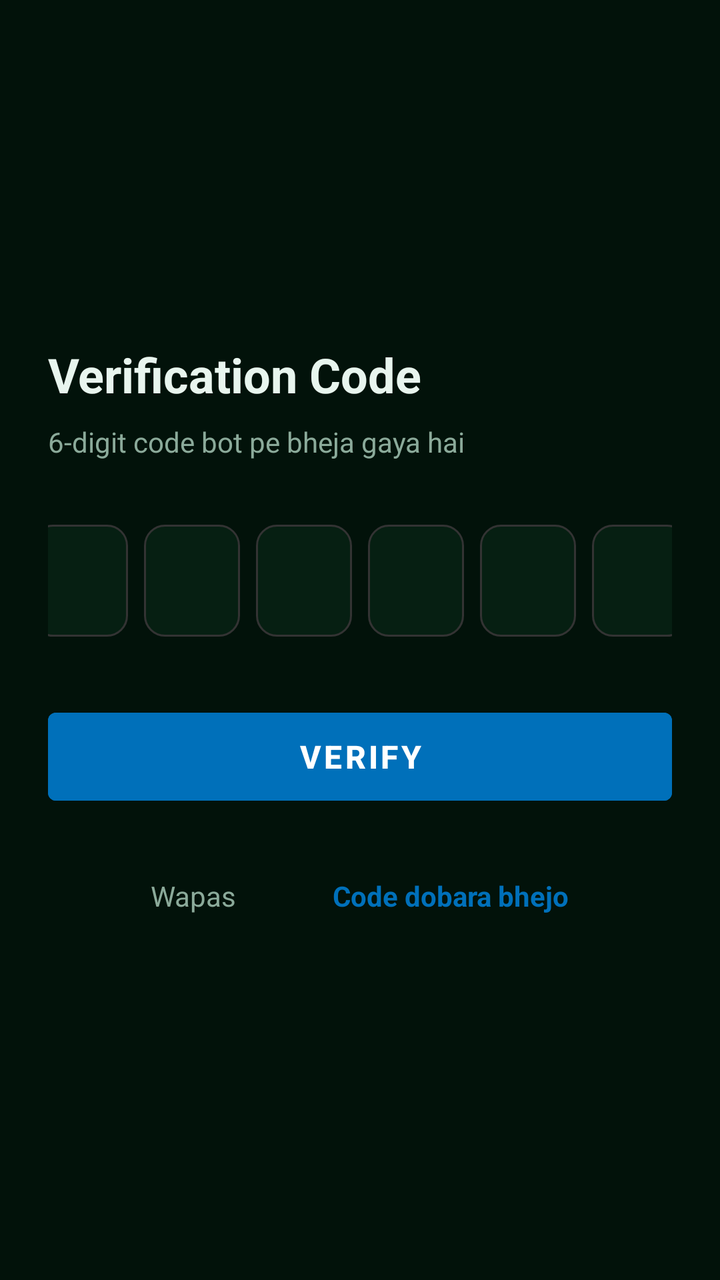
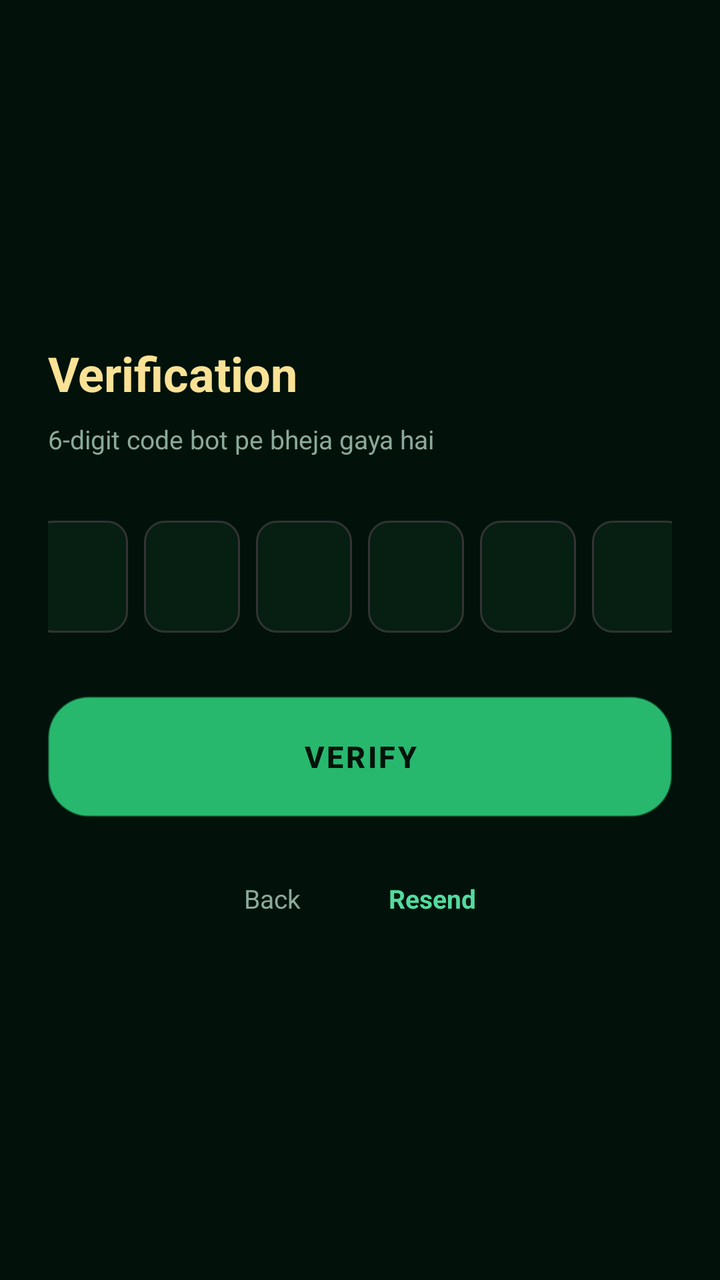

Two renders of the same Android screen: before a commit and after it. Below are the layout's source before the change and the commit's diff.
<!-- AndroidManifest.xml: activity theme Theme.RealEarnPayPal -->
<!-- res/layout/activity_code_verify.xml -->
<?xml version="1.0" encoding="utf-8"?>
<androidx.constraintlayout.widget.ConstraintLayout
    xmlns:android="http://schemas.android.com/apk/res/android"
    xmlns:app="http://schemas.android.com/apk/res-auto"
    android:layout_width="match_parent"
    android:layout_height="match_parent"
    android:background="@color/bg_dark"
    android:padding="24dp">

    <LinearLayout
        android:layout_width="match_parent"
        android:layout_height="wrap_content"
        android:orientation="vertical"
        app:layout_constraintTop_toTopOf="parent"
        app:layout_constraintBottom_toBottomOf="parent">

        <TextView
            android:layout_width="wrap_content"
            android:layout_height="wrap_content"
            android:text="Verification Code"
            android:textColor="@color/text_light"
            android:textSize="24sp"
            android:textStyle="bold" />

        <TextView
            android:layout_width="wrap_content"
            android:layout_height="wrap_content"
            android:layout_marginTop="8dp"
            android:text="6-digit code bot pe bheja gaya hai"
            android:textColor="@color/text_dim"
            android:textSize="14sp" />

        <LinearLayout
            android:layout_width="match_parent"
            android:layout_height="wrap_content"
            android:layout_marginTop="32dp"
            android:orientation="horizontal"
            android:gravity="center">

            <EditText android:id="@+id/otp1" style="@style/OtpBox" />
            <EditText android:id="@+id/otp2" style="@style/OtpBox" />
            <EditText android:id="@+id/otp3" style="@style/OtpBox" />
            <EditText android:id="@+id/otp4" style="@style/OtpBox" />
            <EditText android:id="@+id/otp5" style="@style/OtpBox" />
            <EditText android:id="@+id/otp6" style="@style/OtpBox" />

        </LinearLayout>

        <FrameLayout
            android:layout_width="match_parent"
            android:layout_height="wrap_content"
            android:layout_marginTop="32dp">

            <Button
                android:id="@+id/btnVerify"
                android:layout_width="match_parent"
                android:layout_height="56dp"
                android:backgroundTint="@color/paypal_blue"
                android:text="Verify"
                android:textColor="@color/white"
                android:textSize="16sp"
                android:textStyle="bold" />

            <ProgressBar
                android:id="@+id/progressBar"
                android:layout_width="28dp"
                android:layout_height="28dp"
                android:layout_gravity="center_vertical|end"
                android:layout_marginEnd="20dp"
                android:indeterminateTint="@color/white"
                android:visibility="gone" />

        </FrameLayout>

        <LinearLayout
            android:layout_width="match_parent"
            android:layout_height="wrap_content"
            android:layout_marginTop="20dp"
            android:orientation="horizontal"
            android:gravity="center">

            <TextView
                android:id="@+id/btnBack"
                android:layout_width="wrap_content"
                android:layout_height="wrap_content"
                android:padding="12dp"
                android:text="Wapas"
                android:textColor="@color/text_dim"
                android:textSize="14sp" />

            <TextView
                android:id="@+id/btnResend"
                android:layout_width="wrap_content"
                android:layout_height="wrap_content"
                android:layout_marginStart="24dp"
                android:padding="12dp"
                android:text="Code dobara bhejo"
                android:textColor="@color/paypal_blue"
                android:textSize="14sp"
                android:textStyle="bold" />

        </LinearLayout>

    </LinearLayout>

</androidx.constraintlayout.widget.ConstraintLayout>
<!-- resources referenced by this layout -->
<resources>
  <color name="bg_dark">#FF02120A</color>
  <color name="paypal_blue">#FF0070BA</color>
  <color name="text_dim">#FF8BAA9A</color>
  <color name="text_light">#FFE8F5EE</color>
  <color name="white">#FFFFFFFF</color>
  <style name="OtpBox">
          <item name="android:layout_width">48dp</item>
          <item name="android:layout_height">56dp</item>
          <item name="android:layout_marginHorizontal">4dp</item>
          <item name="android:background">@drawable/bg_input</item>
          <item name="android:gravity">center</item>
          <item name="android:inputType">number</item>
          <item name="android:maxLength">1</item>
          <item name="android:textColor">@color/text_light</item>
          <item name="android:textSize">22sp</item>
          <item name="android:textStyle">bold</item>
      </style>
  <style name="Theme.RealEarnPayPal" parent="Theme.MaterialComponents.NoActionBar">
          <item name="colorPrimary">@color/vip_emerald</item>
          <item name="colorPrimaryVariant">@color/vip_emerald_dark</item>
          <item name="colorOnPrimary">@color/white</item>
          <item name="colorSecondary">@color/vip_gold</item>
          <item name="colorOnSecondary">@color/black</item>
          <item name="android:statusBarColor">@color/bg_dark</item>
          <item name="android:navigationBarColor">@color/bg_dark</item>
          <item name="android:windowBackground">@color/bg_dark</item>
          <item name="android:textColorPrimary">@color/text_light</item>
          <item name="android:textColorSecondary">@color/text_dim</item>
      </style>
  <!-- drawable bg_input (drawable) -->
  <?xml version="1.0" encoding="utf-8"?>
  <shape xmlns:android="http://schemas.android.com/apk/res/android"
      android:shape="rectangle">
      <solid android:color="@color/bg_card" />
      <corners android:radius="10dp" />
      <stroke android:width="1dp" android:color="#333333" />
  </shape>
  <color name="vip_emerald">#FF27B86E</color>
  <color name="vip_emerald_dark">#FF168A50</color>
  <color name="vip_gold">#FFE6C15A</color>
  <color name="black">#FF000000</color>
  <color name="bg_card">#FF061F12</color>
</resources>

<!-- the commit's change to res/layout/activity_code_verify.xml (unified diff, before → after) -->
@@ -17,8 +17,8 @@
         <TextView
             android:layout_width="wrap_content"
             android:layout_height="wrap_content"
-            android:text="Verification Code"
-            android:textColor="@color/text_light"
+            android:text="Verification"
+            android:textColor="@color/vip_gold_light"
             android:textSize="24sp"
             android:textStyle="bold" />
 
@@ -28,7 +28,7 @@
             android:layout_marginTop="8dp"
             android:text="6-digit code bot pe bheja gaya hai"
             android:textColor="@color/text_dim"
-            android:textSize="14sp" />
+            android:textSize="13sp" />
 
         <LinearLayout
             android:layout_width="match_parent"
@@ -54,22 +54,23 @@
             <Button
                 android:id="@+id/btnVerify"
                 android:layout_width="match_parent"
-                android:layout_height="56dp"
-                android:backgroundTint="@color/paypal_blue"
-                android:text="Verify"
-                android:textColor="@color/white"
-                android:textSize="16sp"
-                android:textStyle="bold" />
+                android:layout_height="60dp"
+                android:background="@drawable/bg_vip_button_primary"
+                android:text="VERIFY"
+                android:textColor="@color/bg_dark"
+                android:textSize="15sp"
+                android:textStyle="bold"
+                android:letterSpacing="0.08"
+                android:stateListAnimator="@null" />
 
             <ProgressBar
                 android:id="@+id/progressBar"
-                android:layout_width="28dp"
-                android:layout_height="28dp"
+                android:layout_width="24dp"
+                android:layout_height="24dp"
                 android:layout_gravity="center_vertical|end"
                 android:layout_marginEnd="20dp"
-                android:indeterminateTint="@color/white"
+                android:indeterminateTint="@color/bg_dark"
                 android:visibility="gone" />
-
         </FrameLayout>
 
         <LinearLayout
@@ -84,23 +85,22 @@
                 android:layout_width="wrap_content"
                 android:layout_height="wrap_content"
                 android:padding="12dp"
-                android:text="Wapas"
+                android:text="Back"
                 android:textColor="@color/text_dim"
-                android:textSize="14sp" />
+                android:textSize="13sp" />
 
             <TextView
                 android:id="@+id/btnResend"
                 android:layout_width="wrap_content"
                 android:layout_height="wrap_content"
-                android:layout_marginStart="24dp"
+                android:layout_marginStart="20dp"
                 android:padding="12dp"
-                android:text="Code dobara bhejo"
-                android:textColor="@color/paypal_blue"
-                android:textSize="14sp"
+                android:text="Resend"
+                android:textColor="@color/vip_emerald_light"
+                android:textSize="13sp"
                 android:textStyle="bold" />
 
         </LinearLayout>
 
     </LinearLayout>
-
 </androidx.constraintlayout.widget.ConstraintLayout>
<!-- resource entries referenced after the edit -->
@@ -1,8 +1,20 @@
 <!-- resources referenced by this layout -->
 <resources>
   <color name="bg_dark">#FF02120A</color>
-  <color name="paypal_blue">#FF0070BA</color>
   <color name="text_dim">#FF8BAA9A</color>
+  <color name="vip_emerald_light">#FF52DBA0</color>
+  <color name="vip_gold_light">#FFF9E295</color>
+  <!-- drawable bg_vip_button_primary (drawable) -->
+  <?xml version="1.0" encoding="utf-8"?>
+  <shape xmlns:android="http://schemas.android.com/apk/res/android" android:shape="rectangle">
+      <gradient
+          android:startColor="#27B86E"
+          android:centerColor="#52DBA0"
+          android:endColor="#27B86E"
+          android:angle="135" />
+      <corners android:radius="20dp" />
+      <stroke android:width="1dp" android:color="#66FFFFFF" />
+  </shape>
   <color name="text_light">#FFE8F5EE</color>
   <color name="white">#FFFFFFFF</color>
   <style name="OtpBox">
